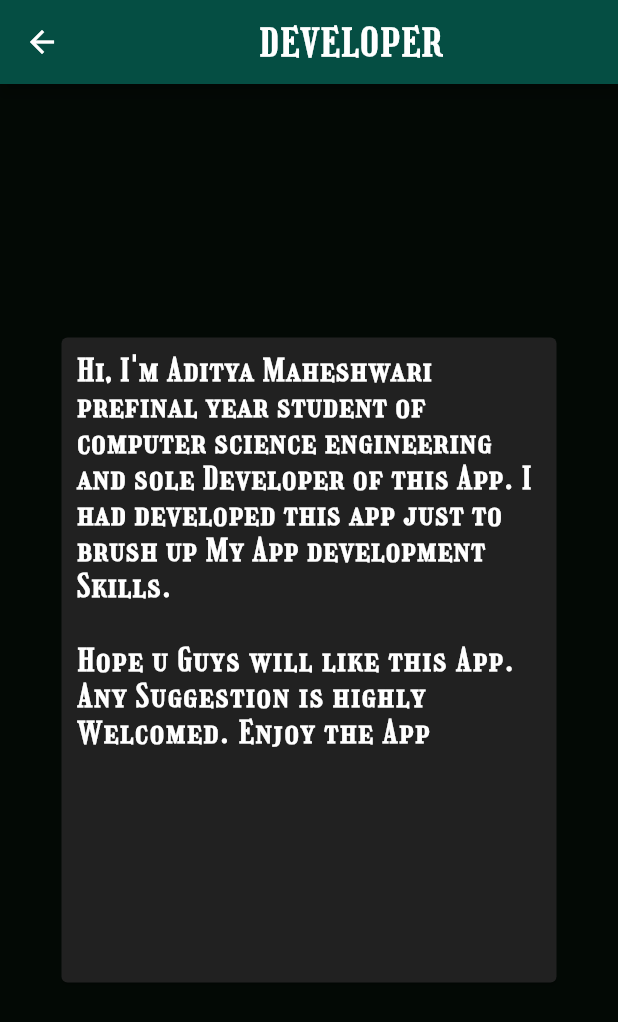
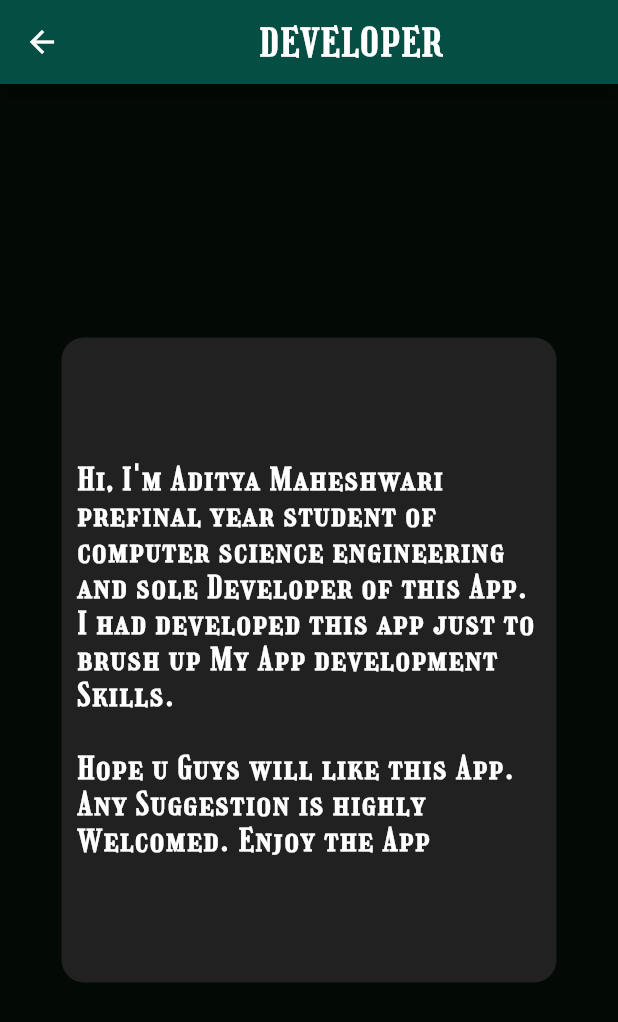
Before and after one commit to Im-awesome-Aadi/Harry_Potter, a Flutter app: the dev screen opened directly, on a phone screen of 412 x 824 dp. Shown: the top 1022 px of the screen. Run offline on Flutter 3.47's test engine with Material 2 defaults, Android fonts, the phone set to English and light mode, and no system bars; our stand-ins replace flutter_spinkit, shared_preferences, transparent_image; accounts and stored records are empty; network calls fail.

Commit message:
Update developer.dart

```diff
--- a/lib/developer.dart
+++ b/lib/developer.dart
@@ -9,17 +9,21 @@ class dev extends StatelessWidget {
       ),
       body: Center(
         child: Container(
+          padding: EdgeInsets.all(10),
           height: 450,
           width: 350,
           child: Center(
-            child: Card(
-              margin: EdgeInsets.all(10),
+            child: Container(
+              decoration: BoxDecoration(
+                borderRadius: BorderRadius.circular(15),
                 color: Colors.grey[900],
-              child: Container(
+
+              ),
               padding: EdgeInsets.all(10),
               child: Column(
+                mainAxisAlignment: MainAxisAlignment.center,
                 children: <Widget>[
-                    Center(child: Text("Hi, I'm Aditya Maheshwari prefinal year student of computer science engineering and sole Developer of this App. I had developed this app just to brush up My App development Skills. ",style: TextStyle(fontFamily: "Girassol",fontWeight: FontWeight.bold,fontSize: 20, letterSpacing: 1.2),)),
+                  Center(child: Text("Hi, I'm Aditya Maheshwari prefinal year student of computer science engineering and sole Developer of this App. I had developed this app just to brush up My App development Skills. ",style: TextStyle(fontFamily: "Girassol",fontWeight: FontWeight.bold,fontSize: 20, letterSpacing: 1.5),)),
                   SizedBox(height: 25,),
                   Center(child: Text("Hope u Guys will like this App. Any Suggestion is highly Welcomed. Enjoy the App",style: TextStyle(fontFamily: "Girassol",fontWeight: FontWeight.bold,fontSize: 20, letterSpacing: 1.5),))
                 ],
@@ -28,7 +32,6 @@ class dev extends StatelessWidget {
           ),
         ),
       ),
-      ),
     );
   }
 }
```
Lines whose indentation alone changed are shown as unchanged.
